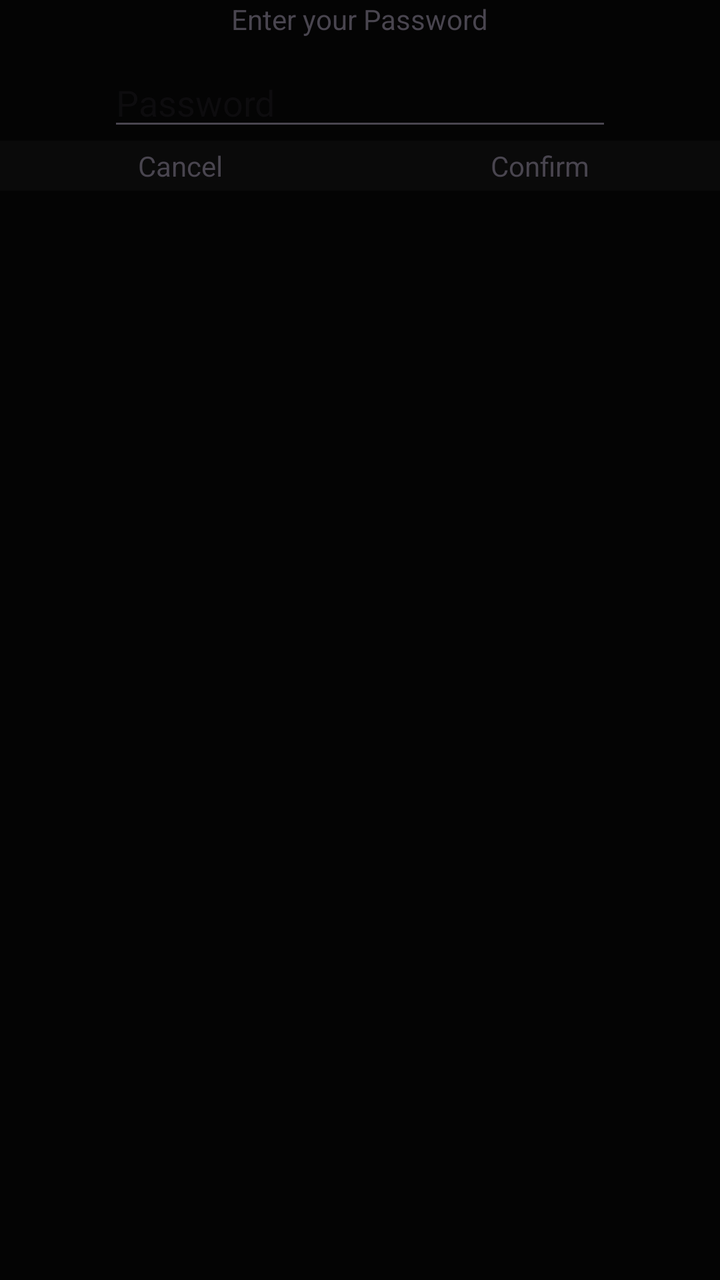
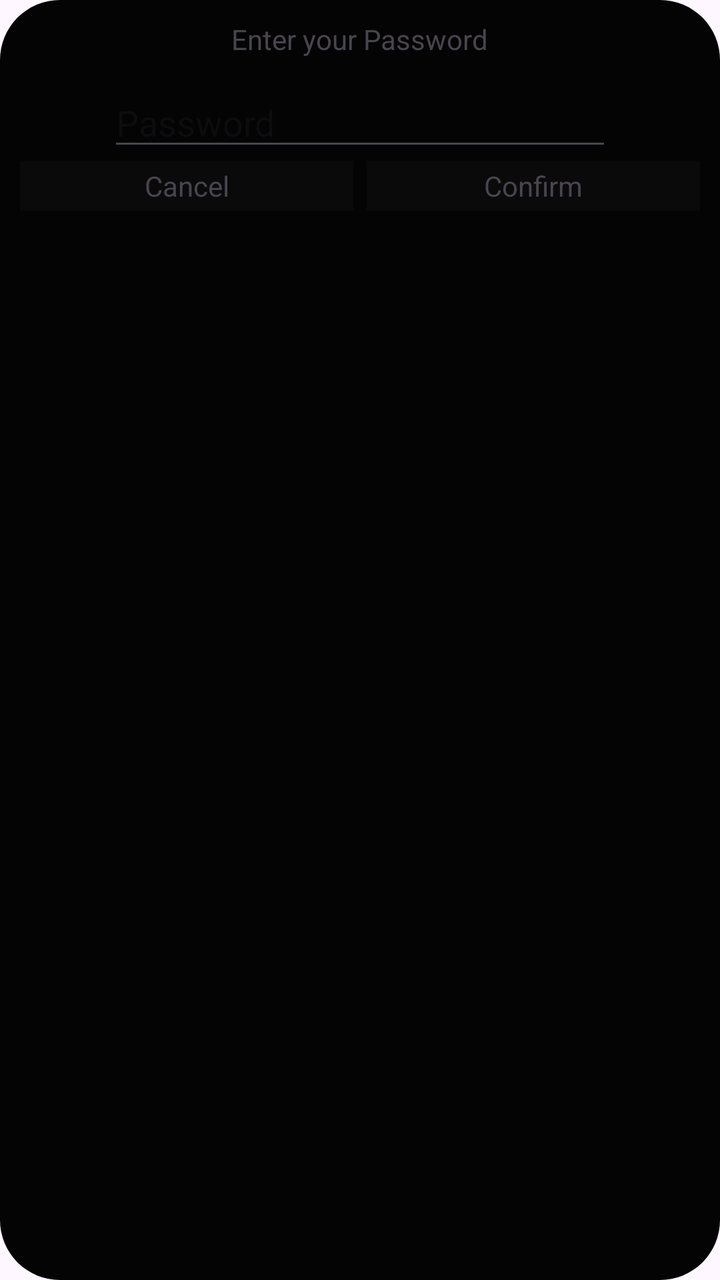

Compare the two renders of this Android layout. The source of the first and the diff that turns it into the second are given below.
<!-- AndroidManifest.xml: application theme Theme.RUBMotorsportGroup2 -->
<!-- res/layout/pop_up_window.xml -->
<?xml version="1.0" encoding="utf-8"?>
    <androidx.constraintlayout.widget.ConstraintLayout
        xmlns:android="http://schemas.android.com/apk/res/android"
        xmlns:app="http://schemas.android.com/apk/res-auto"
        xmlns:tools="http://schemas.android.com/tools"
        android:id="@+id/pop_up_window"
        android:layout_width="match_parent"
        android:layout_height="match_parent"
        android:background="@color/BackgroundColor"
        tools:context=".MainActivity">

        <androidx.constraintlayout.widget.Guideline
            android:id="@+id/pop_up_guideline"
            android:layout_width="wrap_content"
            android:layout_height="wrap_content"
            android:orientation="vertical"
            app:layout_constraintGuide_percent="0.5"/>



        <TextView
            android:id="@+id/pop_up_passwordEnterText"
            android:layout_width="wrap_content"
            android:layout_height="wrap_content"
            android:text="@string/editUser_enterpassword"
            app:layout_constraintRight_toRightOf="parent"
            app:layout_constraintLeft_toLeftOf="parent"
            app:layout_constraintTop_toTopOf="parent" />

        <EditText
            android:id="@+id/pop_up_passwordInput"
            android:layout_width="wrap_content"
            android:layout_height="wrap_content"
            android:ems="12"
            android:inputType="textPassword"
            android:hint="@string/pop_up_password"
            app:layout_constraintRight_toRightOf="parent"
            app:layout_constraintLeft_toLeftOf="parent"
            app:layout_constraintTop_toBottomOf="@id/pop_up_passwordEnterText"
            android:layout_margin="10dp"/>

        <TextView
            android:id="@+id/pop_up_cancelInput"
            android:layout_width="0dp"
            android:layout_height="25dp"
            android:text="@string/pop_up_cancel"
            app:layout_constraintStart_toStartOf="parent"
            app:layout_constraintEnd_toStartOf="@id/pop_up_guideline"
            app:layout_constraintTop_toBottomOf="@+id/pop_up_passwordInput"
            android:gravity="center"
            android:background="@color/ElementColor"/>

        <TextView
            android:id="@+id/pop_up_confirmInput"
            android:layout_width="0dp"
            android:layout_height="25dp"
            android:text="@string/pop_up_confirm"
            app:layout_constraintStart_toStartOf="@id/pop_up_guideline"
            app:layout_constraintEnd_toEndOf="parent"
            app:layout_constraintTop_toBottomOf="@+id/pop_up_passwordInput"
            android:gravity="center"
            android:background="@color/ElementColor"/>
    </androidx.constraintlayout.widget.ConstraintLayout>
<!-- resources referenced by this layout -->
<resources>
  <color name="BackgroundColor">#040404</color>
  <color name="ElementColor">#0a0a0a</color>
  <string name="editUser_enterpassword">Enter your Password</string>
  <string name="pop_up_cancel">Cancel</string>
  <string name="pop_up_confirm">Confirm</string>
  <string name="pop_up_password">Password</string>
  <style name="Theme.RUBMotorsportGroup2" parent="Base.Theme.RUBMotorsportGroup2" />
  <style name="Base.Theme.RUBMotorsportGroup2" parent="Theme.Material3.DayNight.NoActionBar">
          
          
      </style>
</resources>

<!-- the commit's change to res/layout/pop_up_window.xml (unified diff, before → after) -->
@@ -6,15 +6,22 @@
         android:id="@+id/pop_up_window"
         android:layout_width="match_parent"
         android:layout_height="match_parent"
-        android:background="@color/BackgroundColor"
+        android:background="@drawable/pop_up_rounded"
         tools:context=".MainActivity">
 
-        <androidx.constraintlayout.widget.Guideline
-            android:id="@+id/pop_up_guideline"
-            android:layout_width="wrap_content"
-            android:layout_height="wrap_content"
-            android:orientation="vertical"
-            app:layout_constraintGuide_percent="0.5"/>
+    <androidx.constraintlayout.widget.Guideline
+        android:id="@+id/pop_up_guideline_right"
+        android:layout_width="wrap_content"
+        android:layout_height="wrap_content"
+        android:orientation="vertical"
+        app:layout_constraintGuide_percent="0.49"/>
+
+    <androidx.constraintlayout.widget.Guideline
+        android:id="@+id/pop_up_guideline_left"
+        android:layout_width="wrap_content"
+        android:layout_height="wrap_content"
+        android:orientation="vertical"
+        app:layout_constraintGuide_percent="0.51"/>
 
 
 
@@ -45,7 +52,7 @@
             android:layout_height="25dp"
             android:text="@string/pop_up_cancel"
             app:layout_constraintStart_toStartOf="parent"
-            app:layout_constraintEnd_toStartOf="@id/pop_up_guideline"
+            app:layout_constraintEnd_toStartOf="@id/pop_up_guideline_right"
             app:layout_constraintTop_toBottomOf="@+id/pop_up_passwordInput"
             android:gravity="center"
             android:background="@color/ElementColor"/>
@@ -55,9 +62,9 @@
             android:layout_width="0dp"
             android:layout_height="25dp"
             android:text="@string/pop_up_confirm"
-            app:layout_constraintStart_toStartOf="@id/pop_up_guideline"
+            app:layout_constraintStart_toStartOf="@id/pop_up_guideline_left"
             app:layout_constraintEnd_toEndOf="parent"
             app:layout_constraintTop_toBottomOf="@+id/pop_up_passwordInput"
             android:gravity="center"
-            android:background="@color/ElementColor"/>
+            android:background="@color/ElementColor" />
     </androidx.constraintlayout.widget.ConstraintLayout>
<!-- resource entries referenced after the edit -->
@@ -2,6 +2,20 @@
 <resources>
   <color name="BackgroundColor">#040404</color>
   <color name="ElementColor">#0a0a0a</color>
+  <!-- drawable pop_up_rounded (drawable) -->
+  <?xml version="1.0" encoding="utf-8"?>
+  <shape
+      xmlns:android="http://schemas.android.com/apk/res/android">
+      <solid
+          android:color="@color/BackgroundColor"/>
+      <corners
+          android:radius="30dp" />
+      <padding
+          android:left="10dp"
+          android:top="10dp"
+          android:right="10dp"
+          android:bottom="10dp" />
+  </shape>
   <string name="editUser_enterpassword">Enter your Password</string>
   <string name="pop_up_cancel">Cancel</string>
   <string name="pop_up_confirm">Confirm</string>
